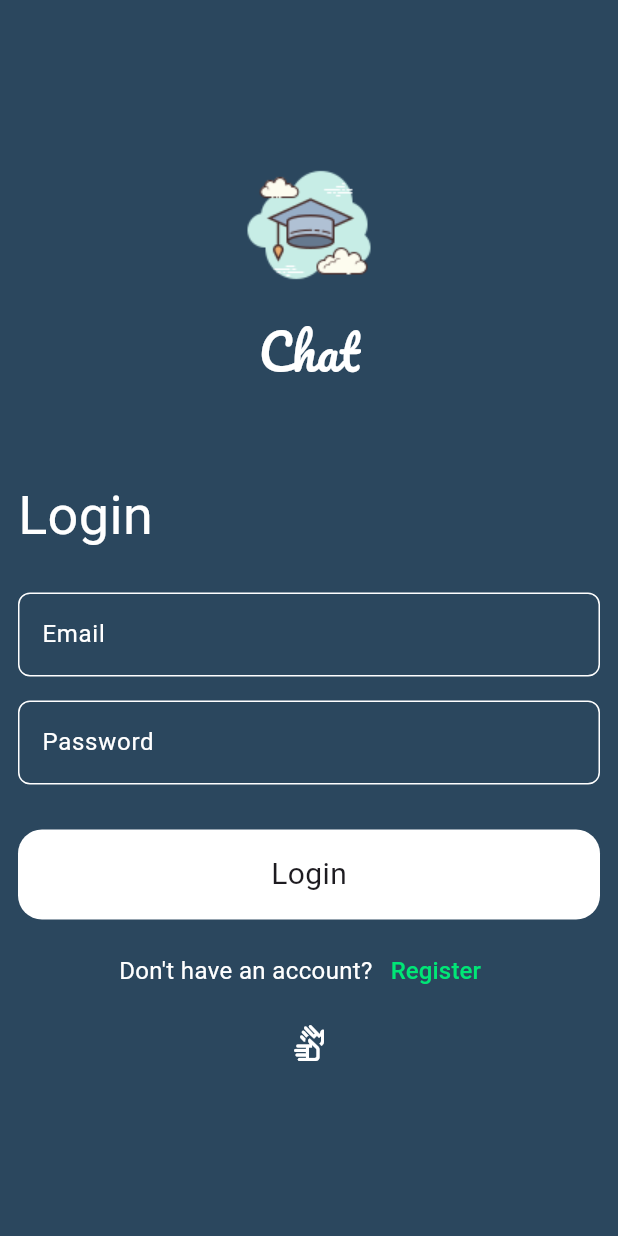
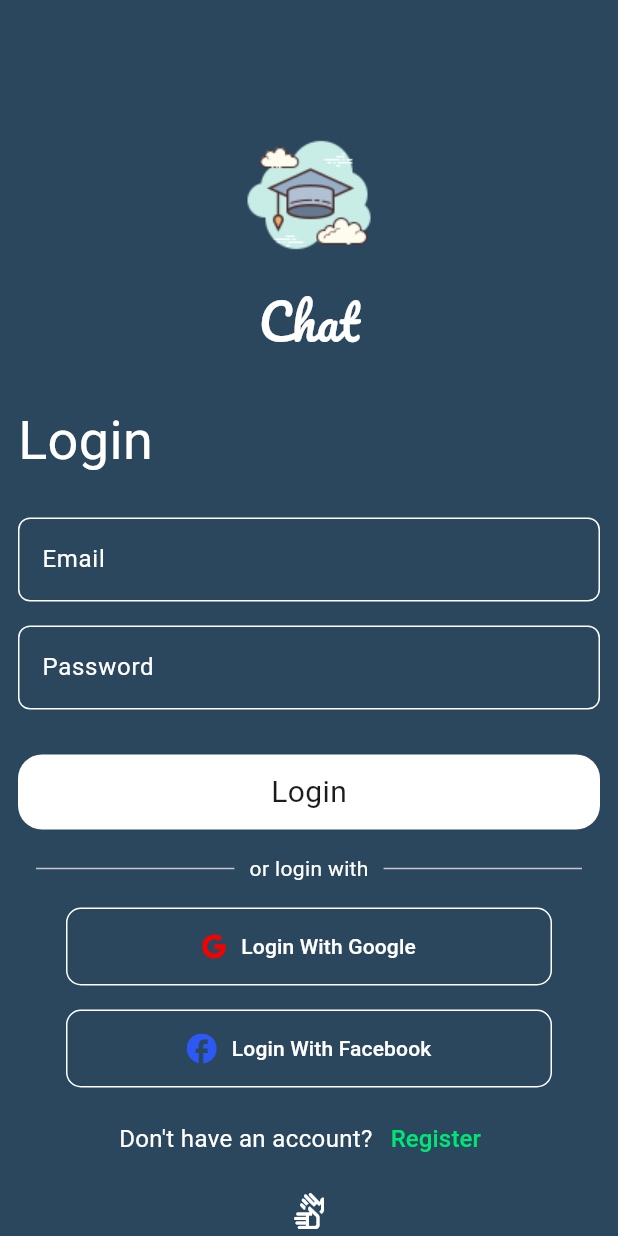
Before and after one commit to Naguib5/ChatApp, a Flutter app: the screen it shows after launch, on a phone screen of 412 x 824 dp. Run offline on Flutter 3.47's test engine with Material 3 defaults, Android fonts, the phone set to English and light mode, and no system bars; our stand-ins replace firebase_auth, firebase_core, flutter_svg, google_sign_in; missing offline and left inert: flutter_facebook_auth; accounts and stored records are empty.

Commit message:
add some code

```diff
--- a/lib/constants.dart
+++ b/lib/constants.dart
@@ -2,3 +2,5 @@ import 'package:flutter/material.dart';
 
 const kPrimaryColor = Color(0xFF2B475E);
 const kSecondaryColor = Color(0xFF00E676);
+const KGoogleIcon = 'assets/images/google_icon.svg';
+const kFacebookIcon = 'assets/images/facebook_icon.svg';
--- a/lib/pages/login_page.dart
+++ b/lib/pages/login_page.dart
@@ -1,9 +1,12 @@
 import 'package:chatapp/constants.dart';
 import 'package:chatapp/pages/register_page.dart';
+import 'package:chatapp/widgets/app_outlined_button.dart';
 import 'package:chatapp/widgets/custom_button.dart';
 import 'package:chatapp/widgets/custom_text_field.dart';
 import 'package:firebase_auth/firebase_auth.dart';
 import 'package:flutter/material.dart';
+import 'package:flutter_facebook_auth/flutter_facebook_auth.dart';
+import 'package:flutter_svg/svg.dart';
 import 'package:google_sign_in/google_sign_in.dart';
 
 class LoginPage extends StatelessWidget {
@@ -17,7 +20,7 @@ class LoginPage extends StatelessWidget {
         padding: const EdgeInsets.symmetric(horizontal: 12),
         child: ListView(children: [
           const SizedBox(
-            height: 100,
+            height: 80,
           ),
           Image.asset(
             'assets/images/scholar.png',
@@ -26,7 +29,7 @@ class LoginPage extends StatelessWidget {
           const SizedBox(
             height: 12,
           ),
-          Row(
+          const Row(
             mainAxisAlignment: MainAxisAlignment.center,
             children: [
               Text('Chat',
@@ -37,7 +40,7 @@ class LoginPage extends StatelessWidget {
             ],
           ),
           const SizedBox(
-            height: 60,
+            height: 30,
           ),
           const Row(
             children: [
@@ -61,11 +64,11 @@ class LoginPage extends StatelessWidget {
             height: 30,
           ),
           CustomButton(
-            onPressed: () {
-              signInWithGoogle();
-            },
+            onPressed: () {},
             text: 'Login',
           ),
+          _dividerWidget(),
+          _socialLoginButtonsWidget(),
           const SizedBox(
             height: 10,
           ),
@@ -91,10 +94,104 @@ class LoginPage extends StatelessWidget {
               onPressed: () async {
                 await signOutWithgoogle();
               },
-              icon: Icon(Icons.sign_language_outlined, color: Colors.white)),
+              icon: const Icon(Icons.sign_language_outlined,
+                  color: Colors.white)),
         ]),
       ),
     );
+  }
+
+  Widget _socialLoginButtonsWidget() {
+    return Padding(
+      padding: const EdgeInsets.symmetric(horizontal: 32),
+      child: Column(
+        children: [
+          _socialButtonWidget(
+              onPressed: () {
+                signInWithGoogle();
+              },
+              image: KGoogleIcon,
+              title: 'Login With Google'),
+          const SizedBox(height: 16),
+          _socialButtonWidget(
+              onPressed: () {
+                signInWithFacebook();
+              },
+              image: kFacebookIcon,
+              title: 'Login With Facebook'),
+        ],
+      ),
+    );
+  }
+
+  Widget _socialButtonWidget(
+      {required String image,
+      required String title,
+      required void Function()? onPressed}) {
+    return AppOutlinedButton(
+      onPressed: onPressed,
+      child: Row(
+        mainAxisAlignment: MainAxisAlignment.center,
+        children: [
+          SvgPicture.asset(image),
+          const SizedBox(width: 10),
+          Text(
+            title,
+            style: TextStyle(color: Colors.white),
+          )
+        ],
+      ),
+    );
+  }
+
+  Widget _dividerWidget() {
+    return const Padding(
+      padding: EdgeInsets.symmetric(horizontal: 12, vertical: 16),
+      child: Row(
+        children: [
+          Expanded(child: Divider(thickness: 1)),
+          Padding(
+            padding: EdgeInsets.symmetric(horizontal: 10),
+            child: Text(
+              'or login with',
+              style: TextStyle(color: Colors.white),
+            ),
+          ),
+          Expanded(child: Divider(thickness: 1)),
+        ],
+      ),
+    );
+  }
+
+  signInWithFacebook() async {
+    try {
+      // Trigger the sign-in flow
+      final LoginResult loginResult = await FacebookAuth.instance.login();
+
+      // Check if the user has canceled the login process
+      if (loginResult.status == LoginStatus.cancelled) {
+        // Handle canceled login
+        return;
+      }
+
+      // Get the access token from the login result
+      final AccessToken accessToken = loginResult.accessToken!;
+
+      // Create a credential from the access token
+      final OAuthCredential facebookAuthCredential =
+          FacebookAuthProvider.credential(accessToken.token);
+
+      // Sign in with the credential
+      final UserCredential userCredential = await FirebaseAuth.instance
+          .signInWithCredential(facebookAuthCredential);
+
+      // Access user details if needed
+      final User? user = userCredential.user;
+      print('User signed in with Facebook: ${user?.displayName}');
+    } catch (e) {
+      print('Error signing in with Facebook: $e');
+      // Handle sign-in error
+    }
   }
 
   signInWithGoogle() async {
--- /dev/null
+++ b/lib/widgets/app_outlined_button.dart
@@ -0,0 +1,46 @@
+import 'package:chatapp/widgets/common_widgets.dart';
+import 'package:flutter/material.dart';
+
+class AppOutlinedButton extends StatelessWidget {
+  final VoidCallback? onPressed;
+  final Widget child;
+  final Color? textColor;
+
+  final EdgeInsets? padding;
+
+  const AppOutlinedButton({
+    Key? key,
+    required this.onPressed,
+    required this.child,
+    this.padding,
+    this.textColor,
+  }) : super(key: key);
+
+  factory AppOutlinedButton.withTitle({
+    Key? key,
+    VoidCallback? onPressed,
+    EdgeInsets? padding,
+    Color? textColor,
+    required String title,
+  }) {
+    return AppOutlinedButton(
+      key: key,
+      onPressed: onPressed,
+      padding: padding,
+      child: labelTextWidget(title, textColor),
+    );
+  }
+  @override
+  Widget build(BuildContext context) {
+    return OutlinedButton(
+        style: OutlinedButton.styleFrom(
+          elevation: 0,
+          shape:
+              RoundedRectangleBorder(borderRadius: BorderRadius.circular(10)),
+          side: const BorderSide(color: Colors.white, width: 1),
+          padding: padding ?? commonPadding,
+        ),
+        onPressed: onPressed,
+        child: child);
+  }
+}
--- /dev/null
+++ b/lib/widgets/common_widgets.dart
@@ -0,0 +1,11 @@
+import 'package:flutter/material.dart';
+
+Widget labelTextWidget(String title, Color? textColor) {
+  return Text(
+    title,
+    style: TextStyle(color: textColor),
+  );
+}
+
+EdgeInsets commonPadding =
+    const EdgeInsets.symmetric(horizontal: 30, vertical: 16);
--- a/lib/widgets/custom_button.dart
+++ b/lib/widgets/custom_button.dart
@@ -10,7 +10,7 @@ class CustomButton extends StatelessWidget {
       onTap: onPressed,
       child: Container(
         width: double.infinity,
-        height: 60,
+        height: 50,
         decoration: BoxDecoration(
           color: Colors.white,
           borderRadius: BorderRadius.circular(16),
```
Also changed, not shown: pubspec.yaml (+3 -7 lines), assets/images/facebook_icon.svg (added), assets/images/google_icon.svg (added), pubspec.lock, 2 other files.
